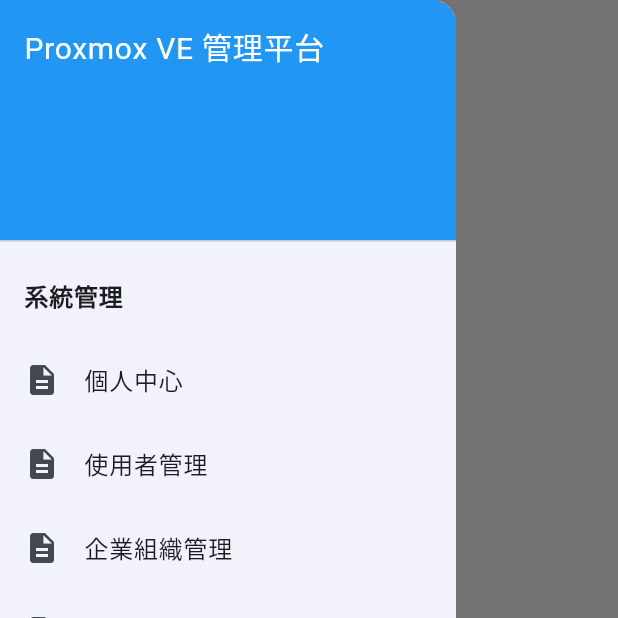
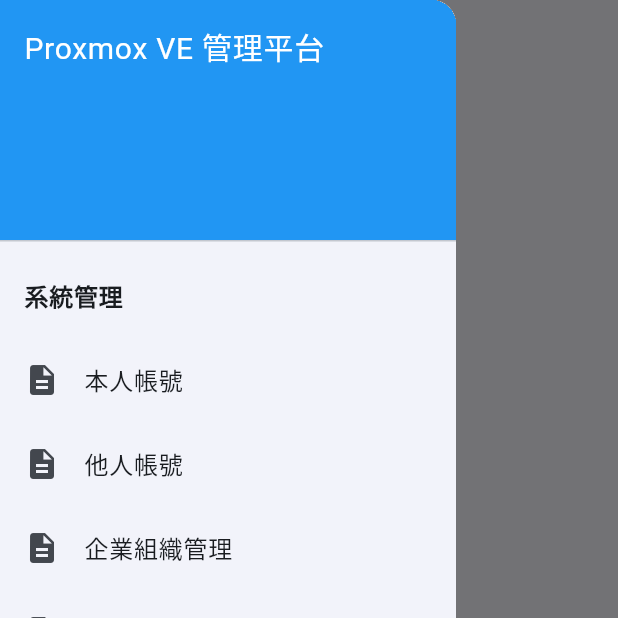
Before and after one commit to mark13578/flutter-pve-platform, a Flutter app: the screen it shows after launch, with the side drawer open, on a phone screen of 412 x 824 dp, the top half of it. Run offline on Flutter 3.47's test engine with Material 3 defaults, Android fonts, the phone set to English and light mode, and no system bars.

Commit message:
修改選單結構

```diff
--- a/lib/main.dart
+++ b/lib/main.dart
@@ -29,23 +29,49 @@ class HomePage extends StatefulWidget {
 
 class _HomePageState extends State<HomePage> {
   String _selectedPage = "首頁";
-
+  bool _isDrawerPinned = false;
   final Map<String, List<String>> menuItems = {
     "系統管理": [
-      "個人中心", "使用者管理", "企業組織管理", "組織權限分配", "資產管理", "公告管理", "系統日誌"
+      "本人帳號", "他人帳號", "企業組織管理", "組織權限分配", "資產管理", "公告管理", "系統日誌"
     ],
     "工單管理": ["建立工單"],
     "虛擬機操作": ["虛擬機", "虛擬機操作", "資產管理"],
     "財務管理": ["月結帳單管理", "成本核算", "其他進項管理"]
   };
 
+  int _tapCount = 0;
+  void _handleDrawerTap() {
+    _tapCount++;
+    if (_tapCount == 2) {
+      setState(() {
+        _isDrawerPinned = !_isDrawerPinned;
+      });
+      _tapCount = 0;
+    }
+    Future.delayed(const Duration(milliseconds: 300), () {
+      _tapCount = 0;
+    });
+  }
+
   @override
   Widget build(BuildContext context) {
     return Scaffold(
       appBar: AppBar(
         title: Text(_selectedPage),
+        leading: _isDrawerPinned
+            ? null
+            : Builder(
+                builder: (context) => IconButton(
+                  icon: const Icon(Icons.menu),
+                  onPressed: () => Scaffold.of(context).openDrawer(),
                 ),
-      drawer: Drawer(
+              ),
+      ),
+      drawer: _isDrawerPinned
+          ? null
+          : Drawer(
+              child: GestureDetector(
+                onTap: _handleDrawerTap,
                 child: ListView(
                   padding: EdgeInsets.zero,
                   children: [
@@ -70,19 +96,55 @@ class _HomePageState extends State<HomePage> {
                             setState(() {
                               _selectedPage = item;
                             });
+                            if (!_isDrawerPinned) {
                               Navigator.pop(context);
+                            }
                           },
                         ),
                     ]
                   ],
                 ),
               ),
-      body: Center(
+            ),
+      body: Row(
+        children: [
+          if (_isDrawerPinned)
+            NavigationRail(
+              selectedIndex: null,
+              onDestinationSelected: (int index) {},
+              labelType: NavigationRailLabelType.all,
+              leading: IconButton(
+                icon: const Icon(Icons.menu_open),
+                onPressed: () {
+                  setState(() {
+                    _isDrawerPinned = false;
+                  });
+                },
+              ),
+              destinations: [
+                for (var category in menuItems.keys) ...[
+                  NavigationRailDestination(
+                    icon: const Icon(Icons.folder),
+                    label: Text(category),
+                  ),
+                  for (var item in menuItems[category]!)
+                    NavigationRailDestination(
+                      icon: const Icon(Icons.description),
+                      label: Text(item),
+                    ),
+                ]
+              ],
+            ),
+          Expanded(
+            child: Center(
               child: Text(
                 '當前頁面: $_selectedPage',
                 style: const TextStyle(fontSize: 24),
               ),
             ),
+          ),
+        ],
+      ),
     );
   }
 }
```
Lines whose indentation alone changed are shown as unchanged.
